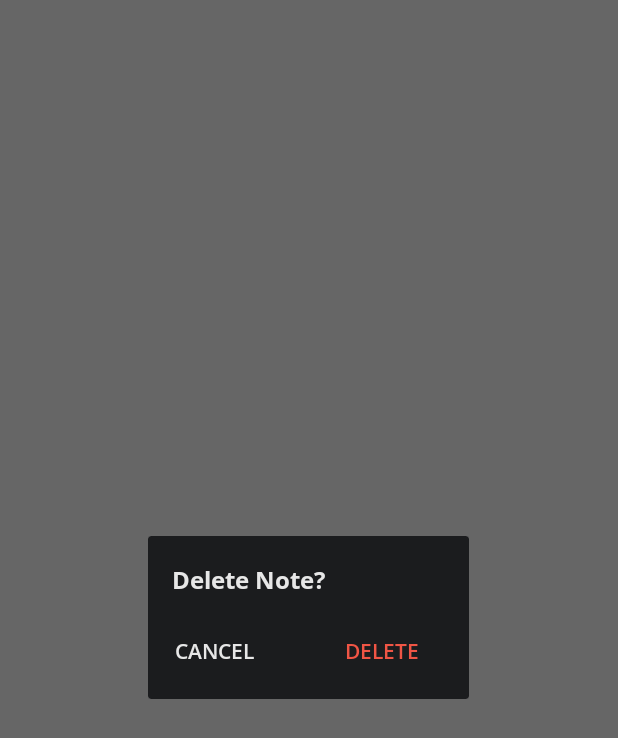
After one commit to vismay02/Make-A-Note, an Android app: the fragment MakeANoteDialog shown on its own in the app's theme, on a phone screen of 412 x 824 dp. The commit adds this screen. Shown: the top 738 px of the screen. Run offline under Robolectric (Android 15) with nearby library versions, the phone set to English and light mode, and no system bars.

Commit message:
Created custom UI for Delete alert dialog.

```diff
--- /dev/null
+++ b/app/src/main/java/com/vismay/makeanote/utils/MakeANoteDialog.kt
@@ -0,0 +1,19 @@
+package com.vismay.makeanote.utils
+
+import android.os.Bundle
+import android.view.LayoutInflater
+import android.view.View
+import android.view.ViewGroup
+import androidx.fragment.app.DialogFragment
+import com.vismay.makeanote.R
+
+class MakeANoteDialog : DialogFragment() {
+
+    override fun onCreateView(
+        inflater: LayoutInflater,
+        container: ViewGroup?,
+        savedInstanceState: Bundle?
+    ): View? {
+        return inflater.inflate(R.layout.dialog_alert, container, false)
+    }
+}
--- /dev/null
+++ b/app/src/main/res/layout/dialog_alert.xml
@@ -0,0 +1,56 @@
+<?xml version="1.0" encoding="utf-8"?>
+<androidx.constraintlayout.widget.ConstraintLayout xmlns:android="http://schemas.android.com/apk/res/android"
+    xmlns:app="http://schemas.android.com/apk/res-auto"
+    xmlns:tools="http://schemas.android.com/tools"
+    android:layout_width="match_parent"
+    android:layout_height="wrap_content"
+    android:background="@color/purple_700">
+
+    <androidx.appcompat.widget.AppCompatTextView
+        android:id="@+id/text_view_title"
+        android:layout_width="0dp"
+        android:layout_height="wrap_content"
+        android:layout_marginHorizontal="@dimen/_16dp"
+        android:layout_marginTop="@dimen/_18dp"
+        android:fontFamily="@font/opensans_bold"
+        android:text="@string/delete_message"
+        android:textColor="@color/mercury"
+        android:textSize="@dimen/_16sp"
+        app:layout_constraintEnd_toEndOf="parent"
+        app:layout_constraintStart_toStartOf="parent"
+        app:layout_constraintTop_toTopOf="parent"
+        tools:text="Dummy Title" />
+
+    <androidx.appcompat.widget.AppCompatButton
+        android:id="@+id/button_positive"
+        android:layout_width="wrap_content"
+        android:layout_height="wrap_content"
+        android:layout_marginTop="@dimen/_12dp"
+        android:layout_marginEnd="@dimen/_14dp"
+        android:layout_marginBottom="@dimen/_8dp"
+        android:background="@null"
+        android:fontFamily="@font/opensans_semibold"
+        android:text="@string/all_delete"
+        android:textColor="@color/red"
+        app:layout_constraintBottom_toBottomOf="parent"
+        app:layout_constraintEnd_toEndOf="parent"
+        app:layout_constraintTop_toBottomOf="@+id/text_view_title" />
+
+    <androidx.appcompat.widget.AppCompatButton
+        android:id="@+id/button_negative"
+        android:layout_width="wrap_content"
+        android:layout_height="wrap_content"
+        android:layout_marginTop="@dimen/_12dp"
+        android:layout_marginEnd="@dimen/_24dp"
+        android:layout_marginBottom="@dimen/_8dp"
+        android:background="@null"
+        android:fontFamily="@font/opensans_semibold"
+        android:text="@string/all_cancel"
+        android:textColor="@color/mercury"
+        app:layout_constraintBottom_toBottomOf="parent"
+        app:layout_constraintEnd_toStartOf="@+id/button_positive"
+        app:layout_constraintHorizontal_bias="1.0"
+        app:layout_constraintStart_toStartOf="parent"
+        app:layout_constraintTop_toBottomOf="@+id/text_view_title" />
+
+</androidx.constraintlayout.widget.ConstraintLayout>
--- a/app/src/main/res/values-nodpi/dimens.xml
+++ b/app/src/main/res/values-nodpi/dimens.xml
@@ -22,6 +22,9 @@
     <dimen name="_36dp">36dp</dimen>
     <dimen name="_386dp">38dp</dimen>
     <dimen name="_40dp">40dp</dimen>
+    <dimen name="_240dp">240dp</dimen>
+    <dimen name="_340dp">340dp</dimen>
+    <dimen name="_440dp">440dp</dimen>
 
     <!--sp values-->
     <dimen name="_2sp">2sp</dimen>
--- a/app/src/main/res/values/colors.xml
+++ b/app/src/main/res/values/colors.xml
@@ -9,4 +9,5 @@
     <color name="white">#FFFFFFFF</color>
     <color name="mercury">#E7E7E7</color>
     <color name="grey">#999999</color>
+    <color name="red">#f05545</color>
 </resources>
--- a/app/src/main/res/values/strings.xml
+++ b/app/src/main/res/values/strings.xml
@@ -4,7 +4,8 @@
     <string name="create_note">Create</string>
     <string name="new_note">New Note</string>
     <string name="save_and_back">Press back again to save &amp; exit</string>
-    <string name="delete_all">Delete</string>
-    <string name="cancel_all">Cancel</string>
+    <string name="all_delete">Delete</string>
+    <string name="all_cancel">Cancel</string>
     <string name="delete_message">Delete Note?</string>
+    <string name="unable_delete_message">Unable to delete the note.</string>
 </resources>
```
Also changed, not shown: app/src/main/java/com/vismay/makeanote/ui/notes/MainActivity.kt (+2 -5 lines), app/src/main/java/com/vismay/makeanote/utils/extensions/ActivityExtension.kt (+20 -17 lines), app/src/main/res/layout/toolbar.xml (added, +35 -0 lines).
